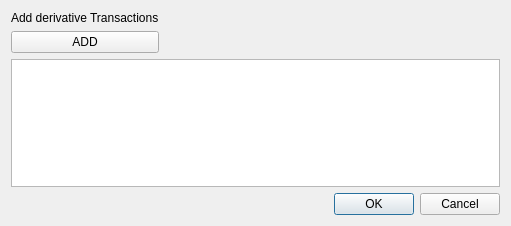
Old version of the form frontend/addderivatetransactiondialog/addderivativetransactionsdialog.ui in the repository JulianAlejandro/QT_CuentasCPP.
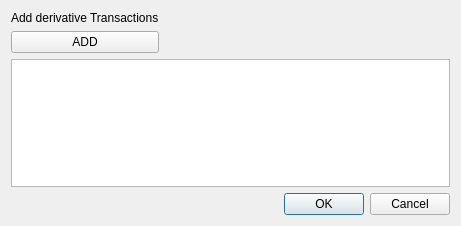
New version of the form.

What changed in the file:
```diff
--- a/frontend/addderivatetransactiondialog/addderivativetransactionsdialog.ui
+++ b/frontend/addderivatetransactiondialog/addderivativetransactionsdialog.ui
@@ -6,7 +6,7 @@
    <rect>
     <x>0</x>
     <y>0</y>
-    <width>511</width>
+    <width>461</width>
     <height>226</height>
    </rect>
   </property>
```
